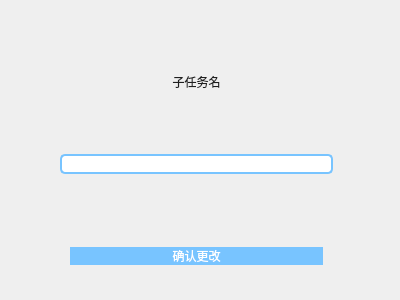
Old version of the form edit_subtask.ui in the repository interestingLSY/DDL-Firewall.
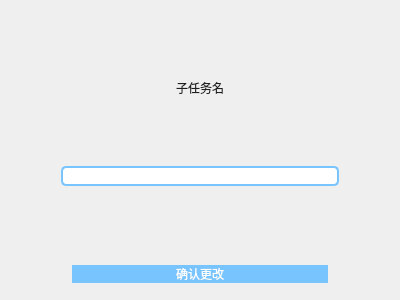
New version of the form.

The edit to the form file:
```diff
--- a/edit_subtask.ui
+++ b/edit_subtask.ui
@@ -13,15 +13,8 @@
   <property name="windowTitle">
    <string>Dialog</string>
   </property>
-  <widget class="QWidget" name="verticalLayoutWidget">
-   <property name="geometry">
-    <rect>
-     <x>10</x>
-     <y>10</y>
-     <width>373</width>
-     <height>261</height>
-    </rect>
-   </property>
+  <layout class="QGridLayout" name="gridLayout">
+   <item row="0" column="0">
    <layout class="QVBoxLayout" name="verticalLayout" stretch="2,2,1,2">
     <property name="sizeConstraint">
      <enum>QLayout::SetNoConstraint</enum>
@@ -163,7 +156,8 @@
      </layout>
     </item>
    </layout>
-  </widget>
+   </item>
+  </layout>
  </widget>
  <resources/>
  <connections/>
```
Lines whose indentation alone changed are shown as unchanged.
